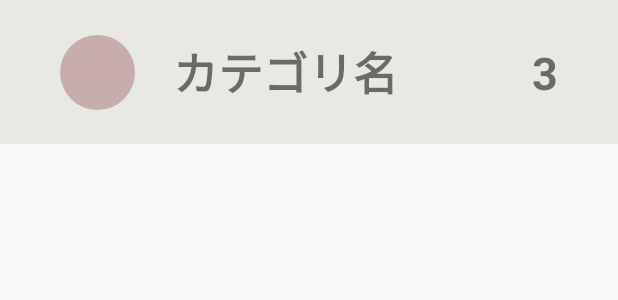
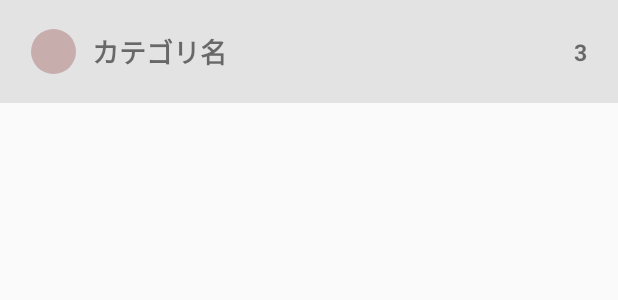
Before and after one commit to amefure/Android-LinkMark, an Android app: the layout fragment_category_item.xml on its own in the app's theme, with its tools: preview values and no code run, on a phone screen of 412 x 824 dp. Shown: the top 300 px of the screen. Run offline under Robolectric (Android 15) with nearby library versions, the phone set to English and light mode, and no system bars.

Commit message:
カテゴリ画面のレイアウト調整

```diff
--- a/app/src/main/res/layout/fragment_category_item.xml
+++ b/app/src/main/res/layout/fragment_category_item.xml
@@ -4,15 +4,15 @@
     xmlns:tools="http://schemas.android.com/tools"
     android:layout_width="match_parent"
     android:layout_height="wrap_content"
-    android:background="@color/ex_thema"
-    android:padding="20dp">
+    android:background="@color/ex_light_gray"
+    android:padding="15dp">
 
 
     <View
         android:id="@+id/category_color"
-        android:layout_width="50dp"
-        android:layout_height="50dp"
-        android:layout_marginStart="20dp"
+        android:layout_width="30dp"
+        android:layout_height="30dp"
+        android:layout_marginStart="5dp"
         android:background="@drawable/circle_red"
         app:layout_constraintBottom_toBottomOf="parent"
         app:layout_constraintStart_toStartOf="parent"
@@ -20,12 +20,12 @@
 
     <TextView
         android:id="@+id/category_name"
-        android:layout_width="0dp"
+        android:layout_width="wrap_content"
         android:layout_height="wrap_content"
-        android:layout_marginStart="20dp"
+        android:layout_marginStart="5dp"
         android:padding="5dp"
         android:text="カテゴリ名"
-        android:textSize="30sp"
+        android:textSize="18sp"
         android:textStyle="bold"
         app:layout_constraintBottom_toBottomOf="parent"
         app:layout_constraintStart_toEndOf="@+id/category_color"
@@ -35,9 +35,9 @@
         android:id="@+id/link_count_label"
         android:layout_width="wrap_content"
         android:layout_height="wrap_content"
-        android:layout_marginEnd="20dp"
+        android:layout_marginEnd="5dp"
         android:text="3"
-        android:textSize="30sp"
+        android:textSize="15sp"
         android:textStyle="bold"
         app:layout_constraintBottom_toBottomOf="parent"
         app:layout_constraintEnd_toEndOf="parent"
```
Also changed, not shown: app/src/main/res/layout/fragment_category_input.xml (+37 -31 lines), app/src/main/res/layout/fragment_category_list.xml (+21 -11 lines).
